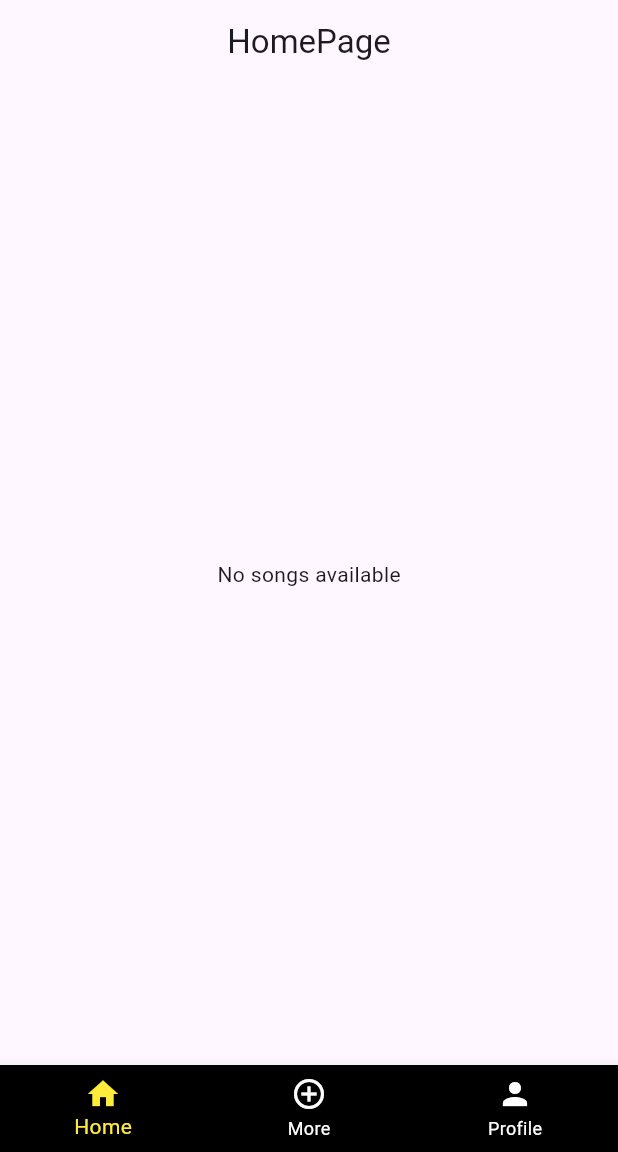
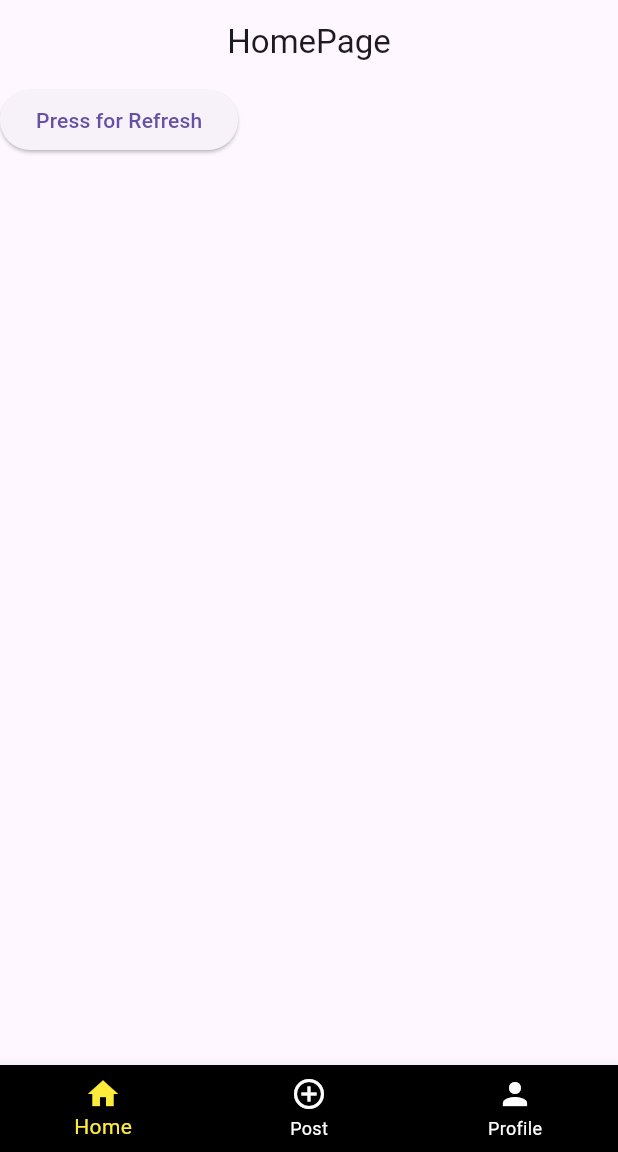
Before and after one commit to mathewsdmitri/befr, a Flutter app: the screen it shows after launch, on a phone screen of 412 x 824 dp, the part 84-1236 px from its top. Run offline on Flutter 3.47's test engine with Material 3 defaults, Android fonts, the phone set to English and light mode, and no system bars.

Commit message:
Added a song posting feature. No text can be added yet. this should good to go for the poc

```diff
--- a/myproj/lib/homePage.dart
+++ b/myproj/lib/homePage.dart
@@ -1,32 +1,59 @@
-import 'userService.dart';
-import 'userPage.dart';
+import 'dart:convert';
 import 'package:flutter/material.dart';
+import 'package:http/http.dart' as http;
 
-class HomePage extends StatelessWidget {
-  final List<Map<String, dynamic>> songs;
+class HomePage extends StatefulWidget {
+  final Function(List<Map<String, dynamic>>) getSongPosts;
+  final List<Map<String, dynamic>> postedSongs;
+  final String uniqueID;
+  const HomePage(
+      {super.key,
+      required this.postedSongs,
+      required this.uniqueID,
+      required this.getSongPosts});
 
-  const HomePage({super.key, required this.songs});
+  @override
+  _HomePageState createState() => _HomePageState();
+}
+
+class _HomePageState extends State<HomePage> {
+  Future<void> getPostedSongs() async {
+    final response =
+        await http.get(Uri.parse('http://127.0.0.1:8000/getSongPosts'));
+    //   dynamic data;
+    if (response.statusCode == 200) {
+      final data = jsonDecode(response.body) as List<dynamic>;
+      List<Map<String, dynamic>> songList = data.map((song) {
+        return {
+          'post': song['post'],
+          'uuid': song['uuid'],
+        };
+      }).toList();
+      widget.getSongPosts(songList); //Update the songs in HomePage
+    } else {
+      throw Exception('HTTP Failed Here');
+    }
+  }
 
   @override
   Widget build(BuildContext context) {
+    // TODO: implement build
     return Scaffold(
         appBar: AppBar(title: const Text('HomePage'), centerTitle: true),
-      body: songs.isEmpty
-          ? const Center(child: Text('No songs available'))
+        body: widget.postedSongs.isEmpty
+            ? ElevatedButton(
+                onPressed: getPostedSongs,
+                child: const Text("Press for Refresh"))
             : ListView.separated(
-              itemCount: songs.length,
+                itemCount: widget.postedSongs.length,
                 itemBuilder: (context, index) {
-                final song = songs[index];
+                  final songPosts = widget.postedSongs[index];
                   return ListTile(
-                  title: Text(song['track_name']),
-                  subtitle: Text(song['artist_name']),
-                );
-
+                      title: Text(songPosts['post']),
+                      subtitle: Text(songPosts['uuid']));
                 },
                 separatorBuilder: (context, index) {
                   return const Divider(color: Colors.black, thickness: 1);
-                 },
-            ),
-    );
+                }));
   }
 }
--- a/myproj/lib/main.dart
+++ b/myproj/lib/main.dart
@@ -1,12 +1,15 @@
+import 'postPage.dart';
+import 'userPage.dart';
 import 'homePage.dart';
-import 'userPage.dart';
 import 'package:flutter/material.dart';
+import 'package:uuid/uuid.dart';
 
 void main() async {
-  //String mystring = getString() as String;
-  //print(getString().then(onValue));
   runApp(const MyApp());
 }
+
+var uuid = Uuid();
+final uniqueID = uuid.v1();
 
 class MyApp extends StatelessWidget {
   const MyApp({super.key});
@@ -38,6 +41,7 @@ class MyHomePage extends StatefulWidget {
 class _MyHomePageState extends State<MyHomePage> {
   int _selectedIndex = 0; // Track the currently selected index
   List<Map<String, dynamic>> songs = [];
+  List<Map<String, dynamic>> songPosts = [];
 
   void updateSongs(List<Map<String, dynamic>> newSongs) {
     setState(() {
@@ -45,12 +49,27 @@ class _MyHomePageState extends State<MyHomePage> {
     });
   }
 
+  void getSongPosts(List<Map<String, dynamic>> updSongPosts) {
+    setState(() {
+      songPosts = updSongPosts;
+      print(songPosts);
+    });
+  }
+
   List<Widget> _widgetOptions() {
     return <Widget>[
-      HomePage(songs: songs), // Pass songs to HomePage
-      const Text('Post Here',
-          style: TextStyle(fontSize: 35, fontWeight: FontWeight.bold)),
-      UserPage(updateSongs: updateSongs), // Pass the updateSongs function
+      // Pass songs to HomePage
+      HomePage(
+          postedSongs: songPosts,
+          uniqueID: uniqueID,
+          getSongPosts: getSongPosts),
+      PostPage(
+        songs: songs,
+        uniqueID: uniqueID,
+      ),
+      UserPage(
+          updateSongs: updateSongs,
+          uniqueID: uniqueID), // Pass the updateSongs function
     ];
   }
 
@@ -87,7 +106,7 @@ class _MyHomePageState extends State<MyHomePage> {
           ),
           BottomNavigationBarItem(
             icon: Icon(Icons.add_circle_outline),
-            label: 'More',
+            label: 'Post',
           ),
           BottomNavigationBarItem(
             icon: Icon(Icons.person),
```
Also changed, not shown: myproj/lib/postPage.dart (added, +37 -0 lines), myproj/lib/userPage.dart (+5 -7 lines), 2 other files. Lines whose indentation alone changed are shown as unchanged.
